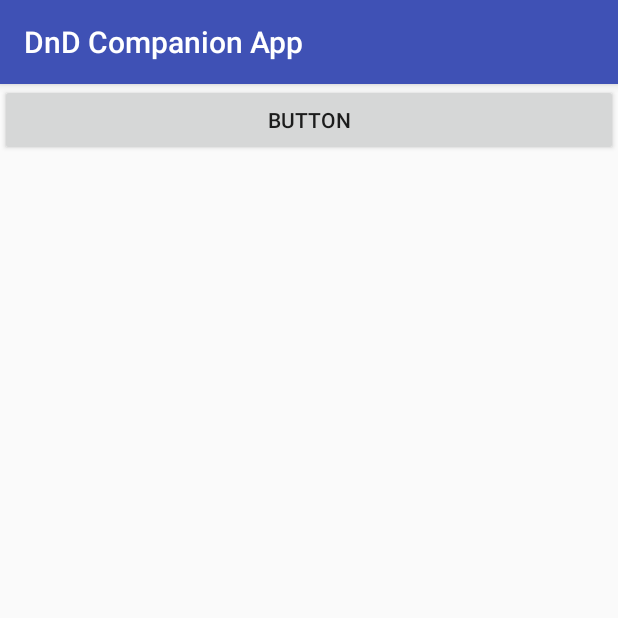
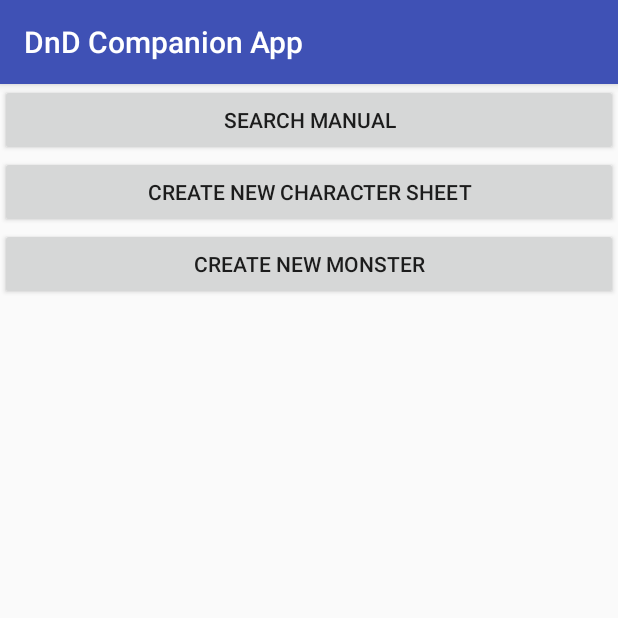
Before and after one commit to OSU-CS496-Sp2017/final-project-d-d-companion-app, an Android app: the screen it shows after launch (MainActivity), on a phone screen of 412 x 824 dp, the top half of it. Run offline under Robolectric (Android 15) with nearby library versions, the phone set to English and light mode, and no system bars.

Commit message:
Added manual search and create monster buttons

```diff
--- a/app/src/main/res/layout/activity_main.xml
+++ b/app/src/main/res/layout/activity_main.xml
@@ -4,8 +4,21 @@
     android:layout_height="match_parent">
 
     <Button
+        android:id="@+id/searchManual"
+        android:layout_width="match_parent"
+        android:layout_height="wrap_content"
+        android:text="Search Manual" />
+
+    <Button
         android:id="@+id/goToChar"
         android:layout_width="match_parent"
         android:layout_height="wrap_content"
-        android:text="Button" />
+        android:text="Create New Character Sheet" />
+
+    <Button
+        android:id="@+id/createMonster"
+        android:layout_width="match_parent"
+        android:layout_height="wrap_content"
+        android:text="Create New Monster" />
+
 </LinearLayout>
--- a/build.gradle
+++ b/build.gradle
@@ -5,7 +5,7 @@ buildscript {
         jcenter()
     }
     dependencies {
-        classpath 'com.android.tools.build:gradle:2.3.1'
+        classpath 'com.android.tools.build:gradle:2.3.3'
 
         // NOTE: Do not place your application dependencies here; they belong
         // in the individual module build.gradle files
```
